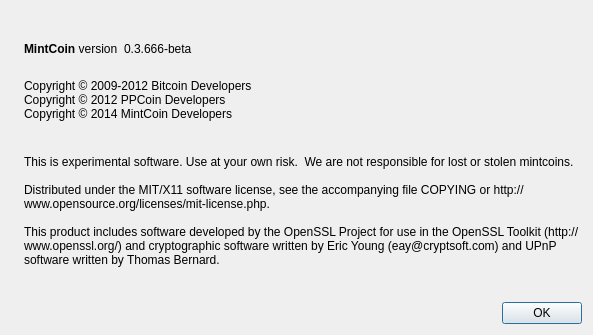
First picture: the form in src/qt/forms/aboutdialog.ui, repository MintcoinCommunity/Mintcoin-Desktop-Wallet, before the edit.
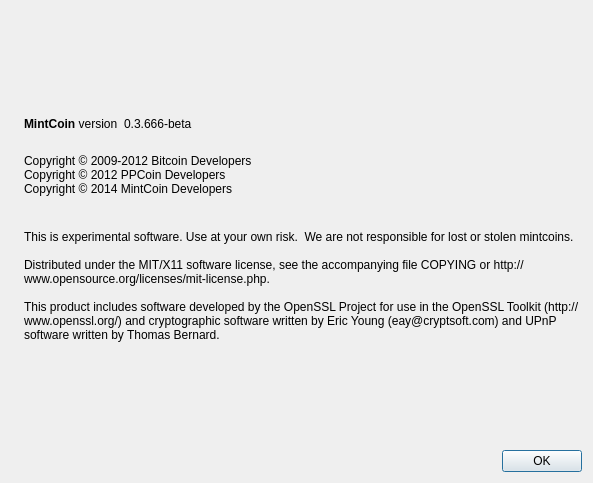
Second picture: the form after the edit. Icons and pictures are not drawn.

Commit message: UI updates to support theme integration.

The edit to the form file:
```diff
--- a/src/qt/forms/aboutdialog.ui
+++ b/src/qt/forms/aboutdialog.ui
@@ -7,7 +7,7 @@
     <x>0</x>
     <y>0</y>
     <width>593</width>
-    <height>335</height>
+    <height>483</height>
    </rect>
   </property>
   <property name="windowTitle">
```
The commit also changes 7 other files.
